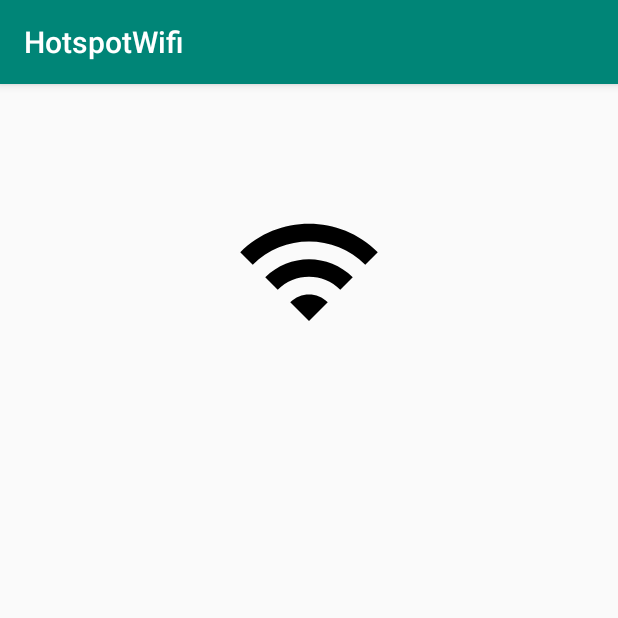
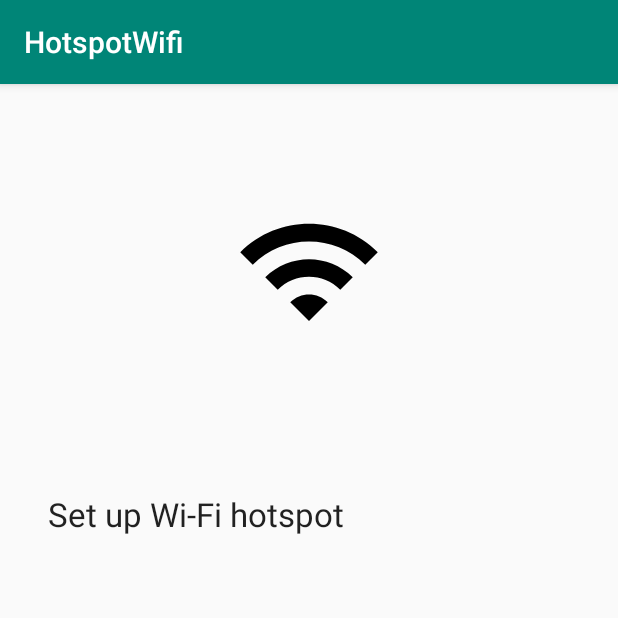
Before and after one commit to kevincodes-ui/HotspotWifi, an Android app: the screen it shows after launch (MainActivity), on a phone screen of 412 x 824 dp, the top half of it. Run offline under Robolectric (Android 15) with nearby library versions, the phone set to English and light mode, and no system bars.

Commit message:
1.10 stage

```diff
--- a/app/src/main/res/layout/activity_main.xml
+++ b/app/src/main/res/layout/activity_main.xml
@@ -7,14 +7,14 @@
     tools:context=".MainActivity">
 
     <LinearLayout
-        android:orientation="vertical"
         android:id="@+id/adContainer"
         android:layout_width="0dp"
         android:layout_height="250dp"
+        android:gravity="center"
+        android:orientation="vertical"
         app:layout_constraintEnd_toEndOf="parent"
         app:layout_constraintStart_toStartOf="parent"
-        app:layout_constraintTop_toTopOf="parent"
-        android:gravity="center">
+        app:layout_constraintTop_toTopOf="parent">
 
         <ImageView
             android:id="@+id/imageView"
@@ -25,4 +25,15 @@
             app:srcCompat="@drawable/ic_wifi_black_24dp" />
     </LinearLayout>
 
+    <TextView
+        android:id="@+id/textView"
+        android:layout_width="wrap_content"
+        android:layout_height="wrap_content"
+        android:layout_marginStart="32dp"
+        android:layout_marginTop="22dp"
+        android:text="Set up Wi-Fi hotspot"
+        android:textAppearance="@style/TextAppearance.AppCompat.Large"
+        app:layout_constraintStart_toStartOf="parent"
+        app:layout_constraintTop_toBottomOf="@+id/adContainer" />
+
 </androidx.constraintlayout.widget.ConstraintLayout>
```
